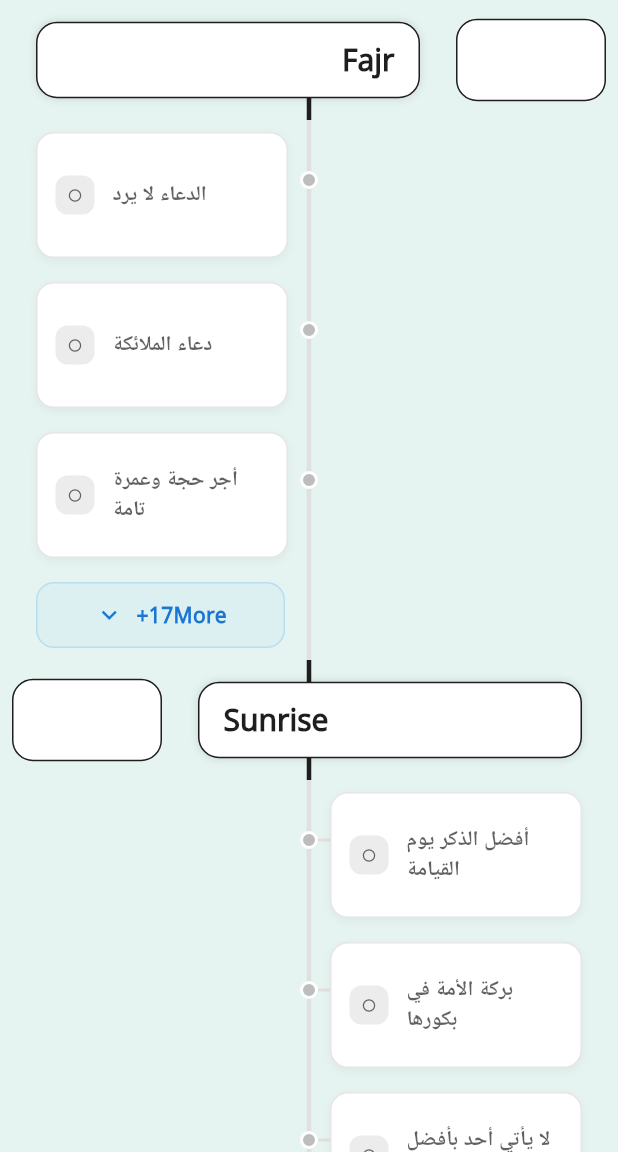
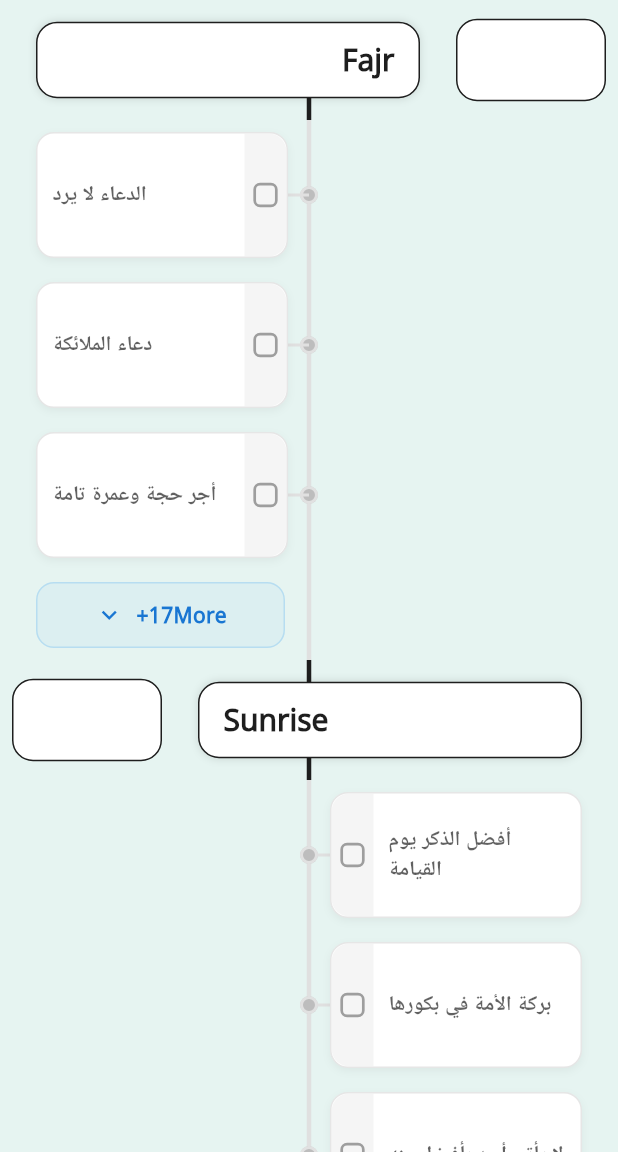
Before and after one commit to amrabdelhameeed/ella_lyaabdoon, a Flutter app: the HomeScreen screen opened by its route, on a phone screen of 412 x 824 dp, the part 84-1236 px from its top. Run offline on Flutter 3.47's test engine with Material 3 defaults, Android fonts, the phone set to English and light mode, and no system bars; drawn by our look-alikes of showcaseview, sticky_headers, upgrader; our stand-ins replace audioplayers, bloc, cached_network_image, dio, easy_localization, equatable and 21 more; missing offline and left inert: adhan_dart, cache_audio_player_plus, clarity_flutter, home_widget, rate_my_app; accounts and stored records are empty; generated files the repository leaves out were written again.

Commit message:
1.1.1+10 Patch 2: Added daily notifications for scheduling and redesigned the reward check button

```diff
--- a/lib/core/constants/app_theme.dart
+++ b/lib/core/constants/app_theme.dart
@@ -74,7 +74,31 @@ class AppTheme {
         fontSize: 18,
       ),
     ),
+    checkboxTheme: CheckboxThemeData(
+      // 1. The checkmark icon color
+      checkColor: WidgetStateProperty.all(Colors.white),
 
+      // 2. The background color of the box
+      fillColor: WidgetStateProperty.resolveWith((states) {
+        if (states.contains(WidgetState.selected)) {
+          // Green background when checked
+          return _lightGreenScheme
+              .primary; // Use _darkGreenScheme for dark theme
+        }
+        // Transparent background when unchecked
+        return Colors.transparent;
+      }),
+
+      // 3. The border (side)
+      side: WidgetStateBorderSide.resolveWith((states) {
+        if (states.contains(WidgetState.selected)) {
+          // Green border when checked (matches fill)
+          return BorderSide(color: _lightGreenScheme.primary, width: 2);
+        }
+        // Green border when unchecked
+        return BorderSide(color: Colors.grey, width: 2);
+      }),
+    ),
     elevatedButtonTheme: ElevatedButtonThemeData(
       style: ButtonStyle(
         backgroundColor: WidgetStateProperty.all(_lightGreenScheme.primary),
@@ -110,7 +134,27 @@ class AppTheme {
     iconTheme: IconThemeData(color: _darkGreenScheme.primary),
 
     textTheme: textTheme(locale, _darkGreenScheme.onBackground),
+    checkboxTheme: CheckboxThemeData(
+      // 1. The check icon is always white
+      checkColor: WidgetStateProperty.all(Colors.white),
 
+      // 2. Control the background fill
+      fillColor: WidgetStateProperty.resolveWith((states) {
+        if (states.contains(WidgetState.selected)) {
+          return AppColors.greenPrimary; // Solid green when checked
+        }
+        return Colors.transparent; // Transparent when unchecked
+      }),
+
+      // 3. Control the border (The "Side")
+      side: WidgetStateBorderSide.resolveWith((states) {
+        if (states.contains(WidgetState.selected)) {
+          return const BorderSide(color: AppColors.greenPrimary, width: 2);
+        }
+        // Green border even when unchecked
+        return BorderSide(color: Colors.grey.shade400, width: 2);
+      }),
+    ),
     appBarTheme: AppBarTheme(
       backgroundColor: _darkGreenScheme.surface,
       elevation: 1,
--- a/lib/features/home/presentation/widgets/timeline_reward_item.dart
+++ b/lib/features/home/presentation/widgets/timeline_reward_item.dart
@@ -1,4 +1,5 @@
 import 'package:ella_lyaabdoon/core/models/timeline_reward.dart';
+import 'package:ella_lyaabdoon/core/services/app_services_database_provider.dart';
 import 'package:ella_lyaabdoon/core/services/zikr_widget_service.dart';
 import 'package:ella_lyaabdoon/features/home/presentation/widgets/reward_dialog.dart';
 import 'package:flutter/material.dart';
@@ -31,6 +32,9 @@ class TimelineRewardItem extends StatelessWidget {
 
   @override
   Widget build(BuildContext context) {
+    final isDarkMode = Theme.of(context).brightness == Brightness.dark;
+    final isArabic = AppServicesDBprovider.currentLocale() == "ar";
+
     return BlocBuilder<HistoryCubit, HistoryState>(
       builder: (context, state) {
         final isChecked = HistoryDBProvider.isCheckedToday(reward.id);
@@ -39,9 +43,7 @@ class TimelineRewardItem extends StatelessWidget {
           builder: (context, constraints) {
             final screenWidth = constraints.maxWidth;
             final centerX = screenWidth / 2;
-            // final cardStart = isLeftAligned ? 16.0 : centerX + 16;
             final cardStart = isLeftAligned ? 16.0 : centerX + 14;
-            // final cardEnd = isLeftAligned ? centerX - 16 : screenWidth - 16;
             final cardEnd = isLeftAligned ? centerX - 14 : screenWidth - 16;
 
             final lineStart = centerX + 6;
@@ -71,7 +73,7 @@ class TimelineRewardItem extends StatelessWidget {
                   // Timeline dot
                   Positioned(
                     left: centerX - 6,
-                    top: 34,
+                    top: 44, // 50 (center) - 6 (half of 12 height) = 44
                     child: isCurrent || isChecked
                         ? FadeTransition(
                             opacity: pulseAnimation,
@@ -84,7 +86,7 @@ class TimelineRewardItem extends StatelessWidget {
                                     : Colors.greenAccent,
                                 shape: BoxShape.circle,
                                 border: Border.all(
-                                  color: Colors.white,
+                                  color: Colors.white54,
                                   width: 2,
                                 ),
                                 boxShadow: [
@@ -103,7 +105,7 @@ class TimelineRewardItem extends StatelessWidget {
                                   ? const Icon(
                                       Icons.check,
                                       size: 8,
-                                      color: Colors.white,
+                                      color: Colors.white54,
                                     )
                                   : null,
                             ),
@@ -114,19 +116,20 @@ class TimelineRewardItem extends StatelessWidget {
                             decoration: BoxDecoration(
                               color: Colors.grey[400],
                               shape: BoxShape.circle,
-                              border: Border.all(color: Colors.white, width: 2),
+                              border: Border.all(
+                                color: Colors.white54,
+                                width: 2,
+                              ),
                             ),
                           ),
                   ),
 
                   // Horizontal line to card
                   Positioned(
-                    // left: isLeftAligned ? lineEnd : lineStart,
-                    left: isLeftAligned
-                        ? null
-                        : lineStart, // Start from center line
-                    right: isLeftAligned ? (screenWidth - lineEnd) : null,
-                    top: 39,
+                    left: isLeftAligned ? null : lineStart,
+                    right: isLeftAligned ? (screenWidth / 2) : null,
+
+                    top: 49,
                     width: lineWidth,
                     child: AnimatedContainer(
                       duration: const Duration(milliseconds: 300),
@@ -141,11 +144,7 @@ class TimelineRewardItem extends StatelessWidget {
                   // Reward card
                   Positioned(
                     left: cardStart,
-                    right: screenWidth - cardEnd, // Correct calculation?
-                    // cardEnd IS the X coordinate for the end boundary? No, variable naming in Logic was confusing.
-                    // Let's use simple width/left/right logic.
-                    // If left aligned: left = 16. width = centerX - 14 - 16.
-                    // If right aligned: left = centerX + 14. right = 16 (from screen edge).
+                    right: screenWidth - cardEnd,
                     top: 8,
                     bottom: 8,
                     child: InkWell(
@@ -153,7 +152,6 @@ class TimelineRewardItem extends StatelessWidget {
                       onTap: () => _showRewardDetails(context),
                       child: AnimatedContainer(
                         duration: const Duration(milliseconds: 300),
-                        padding: const EdgeInsets.all(12),
                         decoration: BoxDecoration(
                           color: isChecked
                               ? Colors.green.withValues(alpha: 0.05)
@@ -191,50 +189,102 @@ class TimelineRewardItem extends StatelessWidget {
                                   ),
                                 ],
                         ),
+                        child: Directionality(
+                          textDirection: isLeftAligned
+                              ? TextDirection.rtl
+                              : TextDirection.ltr,
                           child: Row(
                             children: [
-                            // Checkbox/Action Button
+                              // Square Checkbox Button with enhanced colors
                               GestureDetector(
                                 onTap: () async {
                                   context.read<HistoryCubit>().toggleCheck(
                                     reward.id,
                                   );
-                                await RewardWidgetService.updateWidget(); // Update widget too!
+                                  await RewardWidgetService.updateWidget();
                                 },
                                 child: Container(
-                                margin: const EdgeInsets.only(right: 12),
-                                padding: const EdgeInsets.all(8),
+                                  width: 28,
+                                  height: double.infinity,
                                   decoration: BoxDecoration(
                                     color: isChecked
-                                      ? Colors.green.withValues(alpha: 0.2)
+                                        ? (isDarkMode
+                                              ? Colors.green.withValues(
+                                                  alpha: 0.25,
+                                                )
+                                              : Colors.green.withValues(
+                                                  alpha: 0.15,
+                                                ))
                                         : (isCurrent
-                                            ? Colors.greenAccent.withValues(
-                                                alpha: 0.2,
+                                              ? (isDarkMode
+                                                    ? Colors.greenAccent
+                                                          .withValues(
+                                                            alpha: 0.25,
                                                           )
-                                            : Colors.grey.withValues(
-                                                alpha: 0.2,
-                                              )),
-                                  borderRadius: BorderRadius.circular(8),
+                                                    : Colors.greenAccent
+                                                          .withValues(
+                                                            alpha: 0.15,
+                                                          ))
+                                              : (isDarkMode
+                                                    // 🎨 Enhanced dark mode unchecked
+                                                    ? Colors.grey[800]!
+                                                          .withValues(
+                                                            alpha: 0.4,
+                                                          )
+                                                    // 🎨 Enhanced light mode unchecked
+                                                    : Colors.grey[200]!
+                                                          .withValues(
+                                                            alpha: 0.6,
+                                                          ))),
+                                    borderRadius:
+                                        const BorderRadiusDirectional.only(
+                                          topStart: Radius.circular(12),
+                                          bottomStart: Radius.circular(12),
                                         ),
-                                child: Icon(
-                                  isChecked
-                                      ? Icons.check_circle
-                                      : Icons.circle_outlined,
-                                  size: 10,
-                                  color: isChecked
-                                      ? Colors.green[700]
-                                      : (isCurrent
-                                            ? Colors.green[700]
-                                            : Colors.grey[700]),
+                                  ),
+                                  child: // Square Checkbox Button
+                                  SizedBox(
+                                    width: 28,
+                                    height: double.infinity,
+                                    child: Transform.scale(
+                                      scale:
+                                          0.9, // Adjust scale to match your 28px width preference
+                                      child: Checkbox(
+                                        value: isChecked,
+                                        // Maintains your Cubit logic
+                                        onChanged: (bool? value) async {
+                                          context
+                                              .read<HistoryCubit>()
+                                              .toggleCheck(reward.id);
+                                          await RewardWidgetService.updateWidget();
+                                        },
+                                        // Ensures the shape is slightly rounded like your original BoxDecoration
+                                        shape: RoundedRectangleBorder(
+                                          borderRadius: BorderRadius.circular(
+                                            5,
+                                          ),
+                                        ),
+                                      ),
+                                    ),
                                   ),
                                 ),
                               ),
 
-                            // Reward title
+                              // Reward title (with proper spacing)
                               Expanded(
+                                child: Padding(
+                                  padding: const EdgeInsets.symmetric(
+                                    horizontal: 10,
+                                    vertical: 8,
+                                  ),
                                   child: Text(
                                     reward.title,
-                                style: Theme.of(context).textTheme.bodyMedium!
+                                    textDirection: isArabic
+                                        ? TextDirection.rtl
+                                        : TextDirection.ltr,
+                                    style: Theme.of(context)
+                                        .textTheme
+                                        .bodyMedium!
                                         .copyWith(
                                           fontWeight: FontWeight.w600,
                                           color: isChecked || isCurrent
@@ -254,7 +304,9 @@ class TimelineRewardItem extends StatelessWidget {
                                     overflow: TextOverflow.ellipsis,
                                   ),
                                 ),
+                              ),
                             ],
+                          ),
                         ),
                       ),
                     ),
--- a/lib/utils/notification_helper.dart
+++ b/lib/utils/notification_helper.dart
@@ -301,6 +301,7 @@ class NotificationHelper {
       tzDate,
       _details(bigText: body),
       payload: payload == null ? null : jsonEncode(payload),
+      matchDateTimeComponents: DateTimeComponents.time,
       androidScheduleMode: AndroidScheduleMode.inexactAllowWhileIdle,
       // uiLocalNotificationDateInterpretation:
       //     UILocalNotificationDateInterpretation.absoluteTime,
```
Lines whose indentation alone changed are shown as unchanged.
